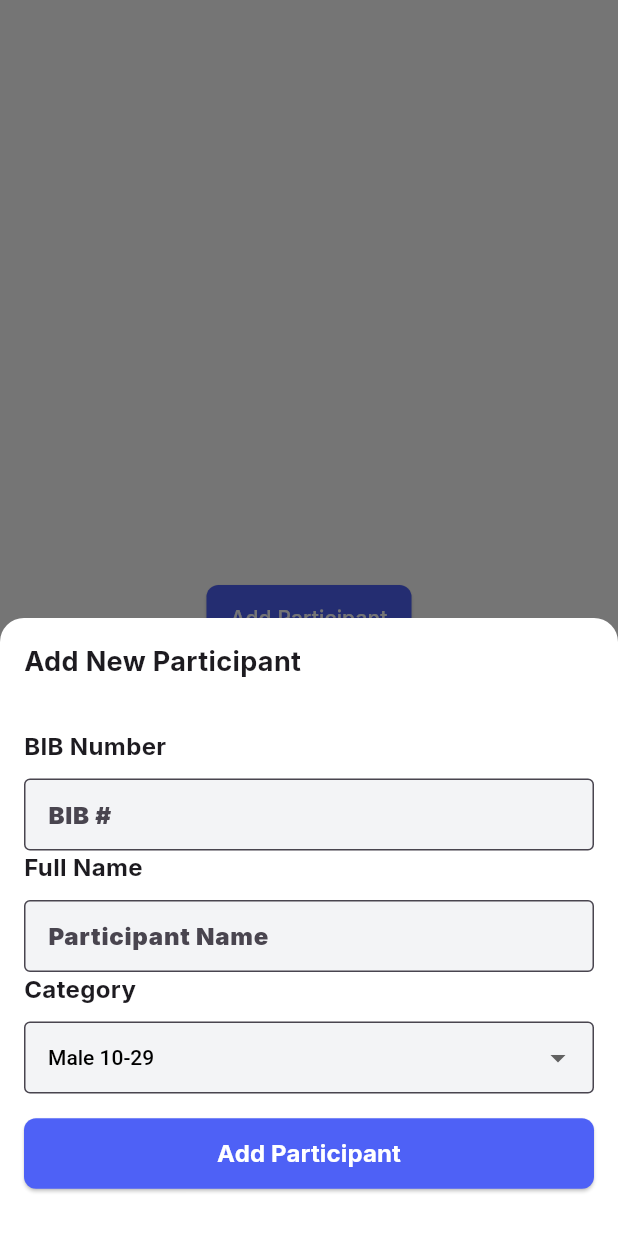
After one commit to net-specter/TriTrack, a Flutter app: the screen it shows after launch, after a tap on "Add Participant", on a phone screen of 412 x 824 dp. The commit adds this screen. Run offline on Flutter 3.47's test engine with Material 3 defaults, Android fonts, the phone set to English and light mode, and no system bars.

Commit message:
popup add participant

```diff
--- /dev/null
+++ b/frontend/devtools_options.yaml
@@ -0,0 +1,3 @@
+description: This file stores settings for Dart & Flutter DevTools.
+documentation: https://docs.flutter.dev/tools/devtools/extensions#configure-extension-enablement-states
+extensions:
--- /dev/null
+++ b/frontend/lib/features/add_participant/pages/add_paticipant.dart
@@ -0,0 +1,125 @@
+import 'package:flutter/material.dart';
+import '../../../core/theme/space.dart';
+import '../../../core/theme/text_styles.dart';
+import '../../../core/theme/colors.dart';
+import '../widgets/popup_add.dart';
+
+class AddParticipantHome extends StatelessWidget {
+  const AddParticipantHome({super.key});
+
+  @override
+  Widget build(BuildContext context) {
+    return Scaffold(
+      body: Center(
+        child: ElevatedButton(
+          onPressed: () {
+            showModalBottomSheet(
+              context: context,
+              isScrollControlled: true,
+              backgroundColor: Colors.transparent,
+              isDismissible: false,
+              enableDrag: true,
+              builder: (BuildContext context) {
+                return DraggableScrollableSheet(
+                  initialChildSize: 0.5,
+                  minChildSize: 0.3,
+                  maxChildSize: 0.9,
+                  builder: (
+                    BuildContext context,
+                    ScrollController scrollController,
+                  ) {
+                    return Container(
+                      decoration: BoxDecoration(
+                        color: TriColors.white, // Modal background color
+                        borderRadius: const BorderRadius.vertical(
+                          top: Radius.circular(16.0),
+                        ),
+                      ),
+                      child: Column(
+                        crossAxisAlignment: CrossAxisAlignment.stretch,
+                        children: const [
+                          ModalHeader(title: 'Add New Participant'),
+                          Expanded(child: AddParticipantForm()),
+                        ],
+                      ),
+                    );
+                  },
+                );
+              },
+            );
+          },
+          style: ElevatedButton.styleFrom(
+            backgroundColor: TriColors.primary,
+
+            padding: const EdgeInsets.symmetric(
+              horizontal: Textpacings.l,
+              vertical: Textpacings.m,
+            ),
+            shape: RoundedRectangleBorder(
+              borderRadius: BorderRadius.circular(8.0),
+            ),
+          ),
+          child: const Text(
+            'Add Participant',
+            style: TextStyle(color: Colors.white),
+          ),
+        ),
+      ),
+    );
+  }
+}
+
+class AddParticipantModal extends StatelessWidget {
+  const AddParticipantModal({super.key});
+
+  @override
+  Widget build(BuildContext context) {
+    return GestureDetector(
+      onTap: () {
+        FocusScope.of(context).unfocus();
+      },
+      child: Center(
+        child: Container(
+          width: 550,
+          height: 450,
+          decoration: BoxDecoration(
+            color: TriColors.white,
+            borderRadius: BorderRadius.circular(12.0),
+            boxShadow: const [
+              BoxShadow(
+                color: Colors.black26,
+                offset: Offset(0, 5),
+                blurRadius: 5,
+              ),
+            ],
+          ),
+          child: Column(
+            crossAxisAlignment: CrossAxisAlignment.stretch,
+            children: const [
+              ModalHeader(title: 'Add New Participant'),
+              Expanded(child: AddParticipantForm()),
+            ],
+          ),
+        ),
+      ),
+    );
+  }
+}
+
+class ModalHeader extends StatelessWidget {
+  final String title;
+
+  const ModalHeader({required this.title, super.key});
+
+  @override
+  Widget build(BuildContext context) {
+    return Padding(
+      padding: const EdgeInsets.all(Textpacings.l),
+      child: Text(
+        title,
+        style: TriTextStyles.bodyLarge.copyWith(fontWeight: FontWeight.bold),
+        textAlign: TextAlign.left,
+      ),
+    );
+  }
+}
--- /dev/null
+++ b/frontend/lib/features/add_participant/widgets/popup_add.dart
@@ -0,0 +1,183 @@
+import 'package:flutter/material.dart';
+import '../../../core/theme/colors.dart';
+import '../../../core/theme/text_styles.dart';
+import '../../../core/theme/space.dart';
+
+class AddParticipantForm extends StatefulWidget {
+  const AddParticipantForm({super.key});
+
+  @override
+  State<AddParticipantForm> createState() => _AddParticipantFormState();
+}
+
+class _AddParticipantFormState extends State<AddParticipantForm> {
+  final _formKey = GlobalKey<FormState>();
+  // ignore: unused_field
+  String _bibNumber = '';
+  String _fullName = '';
+  String _category = 'Male 10-29';
+
+  final List<String> _categories = [
+    'Male 10-29',
+    'Male 30-49',
+    'Male 50+',
+    'Female 10-29',
+    'Female 30-49',
+    'Female 50+',
+  ];
+
+  void _submitForm() {
+    if (_formKey.currentState!.validate()) {
+      ScaffoldMessenger.of(context).showSnackBar(
+        SnackBar(
+          content: Text(
+            'Participant $_fullName added successfully!',
+            style: TriTextStyles.bodySmall,
+          ),
+        ),
+      );
+      Navigator.pop(context);
+    }
+  }
+
+  @override
+  Widget build(BuildContext context) {
+    return Padding(
+      padding: const EdgeInsets.all(Textpacings.l),
+      child: Form(
+        key: _formKey,
+        child: Column(
+          crossAxisAlignment: CrossAxisAlignment.stretch,
+          children: [
+            FormFieldLabel(label: 'BIB Number'),
+            CustomTextFormField(
+              hintText: 'BIB #',
+              onChanged: (value) => setState(() => _bibNumber = value),
+              validator:
+                  (value) =>
+                      value == null || value.isEmpty
+                          ? 'Please enter BIB number'
+                          : null,
+            ),
+
+            FormFieldLabel(label: 'Full Name'),
+            CustomTextFormField(
+              hintText: 'Participant Name',
+              onChanged: (value) => setState(() => _fullName = value),
+              validator:
+                  (value) =>
+                      value == null || value.isEmpty
+                          ? 'Please enter full name'
+                          : null,
+            ),
+            FormFieldLabel(label: 'Category'),
+            DropdownButtonFormField<String>(
+              value: _category,
+              items:
+                  _categories.map((String value) {
+                    return DropdownMenuItem<String>(
+                      value: value,
+                      child: Text(
+                        value,
+                        style: TriTextStyles.bodySmall.copyWith(
+                          color:
+                              Colors
+                                  .black, // Set dropdown item text color to black
+                        ),
+                      ),
+                    );
+                  }).toList(),
+              onChanged: (value) => setState(() => _category = value!),
+              decoration: InputDecoration(
+                border: OutlineInputBorder(
+                  borderSide: BorderSide(color: TriColors.greyLight),
+                ),
+                contentPadding: const EdgeInsets.symmetric(
+                  horizontal: Textpacings.m,
+                  vertical: Textpacings.s,
+                ),
+                filled: true,
+                fillColor: TriColors.lightGray,
+              ),
+              style: TriTextStyles.bodySmall.copyWith(
+                color:
+                    Colors.black, // Set selected dropdown text color to black
+              ),
+              dropdownColor:
+                  TriColors.lightGray, // Background color of the dropdown
+            ),
+            const SizedBox(height: Textpacings.l),
+            ElevatedButton(
+              onPressed: _submitForm,
+              style: ElevatedButton.styleFrom(
+                backgroundColor: TriColors.primary,
+                padding: const EdgeInsets.symmetric(vertical: Textpacings.m),
+                shape: RoundedRectangleBorder(
+                  borderRadius: BorderRadius.circular(8),
+                ),
+              ),
+              child: Text(
+                'Add Participant',
+                style: TriTextStyles.body.copyWith(
+                  color: TriColors.white,
+                  fontWeight: FontWeight.bold,
+                ),
+              ),
+            ),
+          ],
+        ),
+      ),
+    );
+  }
+}
+
+class FormFieldLabel extends StatelessWidget {
+  final String label;
+
+  const FormFieldLabel({required this.label, super.key});
+
+  @override
+  Widget build(BuildContext context) {
+    return Padding(
+      padding: const EdgeInsets.only(bottom: Textpacings.s),
+      child: Text(
+        label,
+        style: TriTextStyles.body.copyWith(fontWeight: FontWeight.bold),
+      ),
+    );
+  }
+}
+
+class CustomTextFormField extends StatelessWidget {
+  final String hintText;
+  final Function(String) onChanged;
+  final String? Function(String?) validator;
+
+  const CustomTextFormField({
+    required this.hintText,
+    required this.onChanged,
+    required this.validator,
+    super.key,
+  });
+
+  @override
+  Widget build(BuildContext context) {
+    return TextFormField(
+      decoration: InputDecoration(
+        hintText: hintText,
+        border: OutlineInputBorder(
+          borderSide: BorderSide(color: TriColors.greyLight),
+        ),
+        contentPadding: const EdgeInsets.symmetric(
+          horizontal: Textpacings.m,
+          vertical: Textpacings.m,
+        ),
+        filled: true,
+        fillColor: TriColors.lightGray,
+      ),
+      style: TriTextStyles.body,
+      onChanged: onChanged,
+      validator: validator,
+    );
+  }
+}
--- a/frontend/lib/main.dart
+++ b/frontend/lib/main.dart
@@ -1,6 +1,7 @@
 import 'package:flutter/material.dart';
 import 'package:frontend/core/theme/colors.dart';
 import 'package:frontend/core/theme/text_styles.dart';
+import 'package:frontend/features/add_participant/pages/add_paticipant.dart';
 import 'package:frontend/features/home_page/pages/home.dart';
 
 import 'core/theme/app_theme.dart';
@@ -18,7 +19,7 @@ class MyApp extends StatelessWidget {
       title: 'TriTrack',
       theme: appTheme,
       debugShowCheckedModeBanner: false,
-      home: MyHomePage(),
+      home: AddParticipantHome(),
     );
   }
 }
```
Also changed, not shown: 8 other files.
